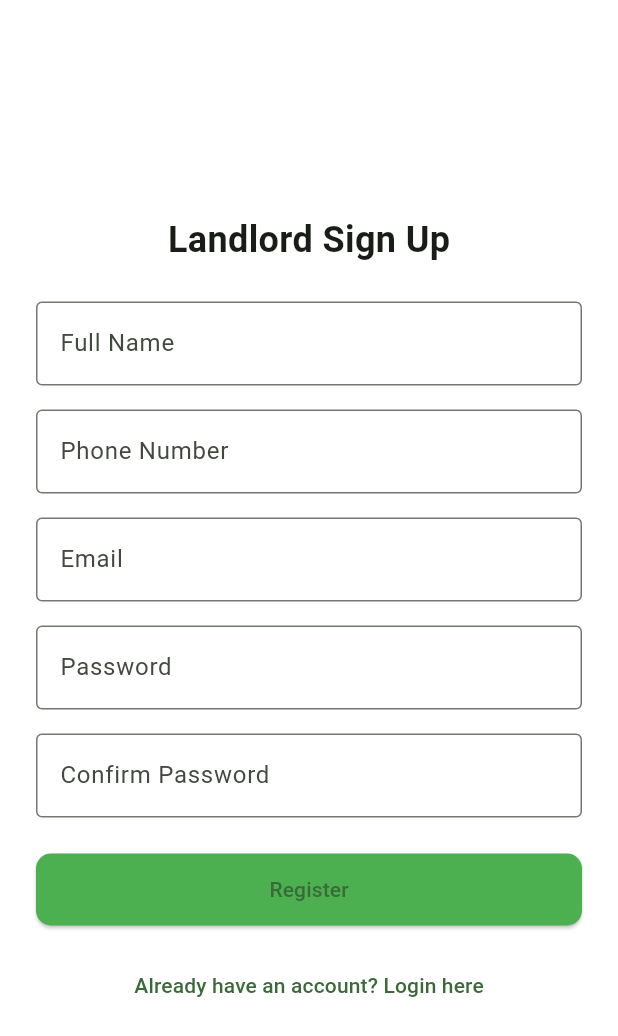
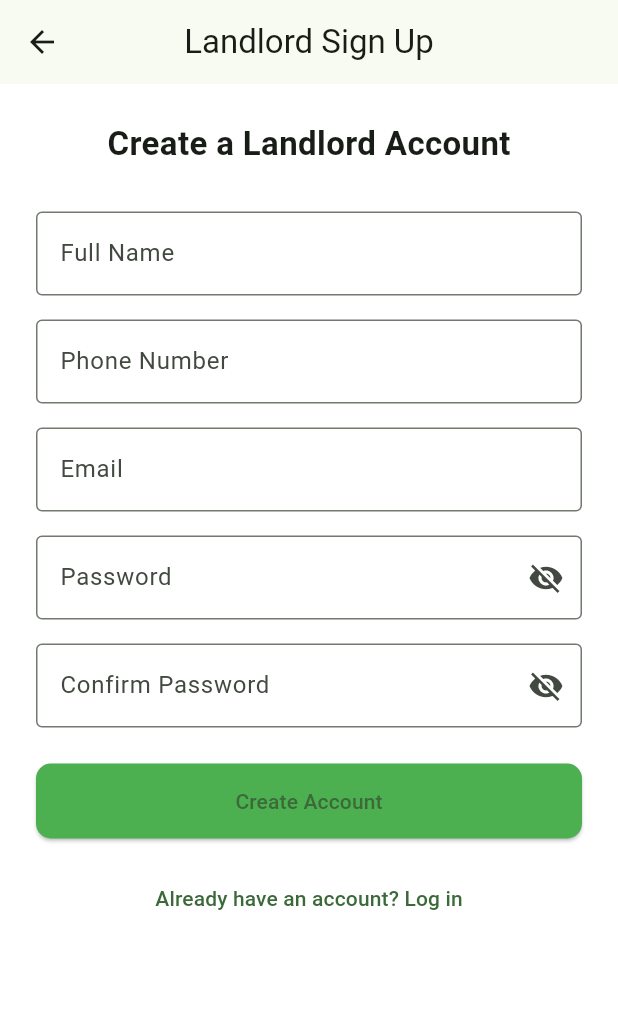
Before and after one commit to valuemaxcodershub/accommediary, a Flutter app: the LandlordSignupScreen screen opened by its route, on a phone screen of 412 x 824 dp. Shown: the top 1036 px of the screen. Run offline on Flutter 3.47's test engine with Material 3 defaults, Android fonts, the phone set to English and light mode, and no system bars; our stand-ins replace cloud_firestore, firebase_auth, firebase_core, google_fonts, pin_code_fields; accounts and stored records are empty.

Commit message:
signup and forget password rewritten

```diff
--- a/lib/landlord_signup_screen.dart
+++ b/lib/landlord_signup_screen.dart
@@ -1,5 +1,5 @@
+import 'package:flutter/material.dart';
 import 'package:firebase_auth/firebase_auth.dart';
-import 'package:flutter/material.dart';
 
 class LandlordSignupScreen extends StatefulWidget {
   const LandlordSignupScreen({super.key});
@@ -10,12 +10,16 @@ class LandlordSignupScreen extends StatefulWidget {
 
 class _LandlordSignupScreenState extends State<LandlordSignupScreen> {
   final _formKey = GlobalKey<FormState>();
+
   final _fullNameController = TextEditingController();
   final _phoneController = TextEditingController();
   final _emailController = TextEditingController();
   final _passwordController = TextEditingController();
   final _confirmPasswordController = TextEditingController();
+
   bool _isLoading = false;
+  bool _obscurePassword = true;
+  bool _obscureConfirmPassword = true;
 
   @override
   void dispose() {
@@ -27,7 +31,7 @@ class _LandlordSignupScreenState extends State<LandlordSignupScreen> {
     super.dispose();
   }
 
-  Future<void> _submit() async {
+  Future<void> _register() async {
     if (!_formKey.currentState!.validate()) return;
 
     setState(() => _isLoading = true);
@@ -42,26 +46,17 @@ class _LandlordSignupScreenState extends State<LandlordSignupScreen> {
       await userCredential.user?.sendEmailVerification();
 
       if (!mounted) return;
-
       ScaffoldMessenger.of(context).showSnackBar(
         const SnackBar(
-          content: Text('Account created. Check your email to verify.'),
-        ),
+            content: Text("Verification email sent. Please check your inbox.")),
       );
 
       Navigator.pushReplacementNamed(context, '/landlord_verify_email');
     } on FirebaseAuthException catch (e) {
-      if (mounted) {
+      if (!mounted) return;
       ScaffoldMessenger.of(context).showSnackBar(
-          SnackBar(content: Text(e.message ?? 'Something went wrong')),
+        SnackBar(content: Text(e.message ?? "Registration failed")),
       );
-      }
-    } catch (e) {
-      if (mounted) {
-        ScaffoldMessenger.of(context).showSnackBar(
-          SnackBar(content: Text('Unexpected error: $e')),
-        );
-      }
     } finally {
       if (mounted) {
         setState(() => _isLoading = false);
@@ -72,8 +67,12 @@ class _LandlordSignupScreenState extends State<LandlordSignupScreen> {
   @override
   Widget build(BuildContext context) {
     return Scaffold(
+      appBar: AppBar(
+        leading: BackButton(onPressed: () => Navigator.pop(context)),
+        title: const Text("Landlord Sign Up"),
+        centerTitle: true,
+      ),
       body: SafeArea(
-        child: Center(
         child: SingleChildScrollView(
           padding: const EdgeInsets.all(24.0),
           child: Form(
@@ -81,30 +80,112 @@ class _LandlordSignupScreenState extends State<LandlordSignupScreen> {
             child: Column(
               children: [
                 const Text(
-                    'Landlord Sign Up',
-                    style: TextStyle(fontSize: 24, fontWeight: FontWeight.bold),
+                  "Create a Landlord Account",
+                  style: TextStyle(fontSize: 22, fontWeight: FontWeight.bold),
                 ),
-                  const SizedBox(height: 24),
-                  _buildTextField(_fullNameController, 'Full Name'),
+                const SizedBox(height: 30),
+                TextFormField(
+                  controller: _fullNameController,
+                  decoration: const InputDecoration(
+                    labelText: 'Full Name',
+                    border: OutlineInputBorder(),
+                  ),
+                  validator: (value) {
+                    if (value == null || value.trim().isEmpty) {
+                      return 'Full name is required';
+                    }
+                    return null;
+                  },
+                ),
                 const SizedBox(height: 16),
-                  _buildTextField(_phoneController, 'Phone Number',
-                      keyboardType: TextInputType.phone),
+                TextFormField(
+                  controller: _phoneController,
+                  decoration: const InputDecoration(
+                    labelText: 'Phone Number',
+                    border: OutlineInputBorder(),
+                  ),
+                  keyboardType: TextInputType.phone,
+                  validator: (value) {
+                    if (value == null || value.trim().isEmpty) {
+                      return 'Phone number is required';
+                    }
+                    return null;
+                  },
+                ),
                 const SizedBox(height: 16),
-                  _buildTextField(_emailController, 'Email',
-                      keyboardType: TextInputType.emailAddress),
+                TextFormField(
+                  controller: _emailController,
+                  decoration: const InputDecoration(
+                    labelText: 'Email',
+                    border: OutlineInputBorder(),
+                  ),
+                  keyboardType: TextInputType.emailAddress,
+                  validator: (value) {
+                    if (value == null || value.isEmpty) {
+                      return 'Email is required';
+                    } else if (!RegExp(r'\S+@\S+\.\S+').hasMatch(value)) {
+                      return 'Enter a valid email';
+                    }
+                    return null;
+                  },
+                ),
                 const SizedBox(height: 16),
-                  _buildTextField(_passwordController, 'Password',
-                      isObscure: true),
+                TextFormField(
+                  controller: _passwordController,
+                  obscureText: _obscurePassword,
+                  decoration: InputDecoration(
+                    labelText: 'Password',
+                    border: const OutlineInputBorder(),
+                    suffixIcon: IconButton(
+                      icon: Icon(
+                        _obscurePassword
+                            ? Icons.visibility_off
+                            : Icons.visibility,
+                      ),
+                      onPressed: () {
+                        setState(() => _obscurePassword = !_obscurePassword);
+                      },
+                    ),
+                  ),
+                  validator: (value) {
+                    if (value == null || value.length < 6) {
+                      return 'Password must be at least 6 characters';
+                    }
+                    return null;
+                  },
+                ),
                 const SizedBox(height: 16),
-                  _buildTextField(
-                      _confirmPasswordController, 'Confirm Password',
-                      isObscure: true),
+                TextFormField(
+                  controller: _confirmPasswordController,
+                  obscureText: _obscureConfirmPassword,
+                  decoration: InputDecoration(
+                    labelText: 'Confirm Password',
+                    border: const OutlineInputBorder(),
+                    suffixIcon: IconButton(
+                      icon: Icon(
+                        _obscureConfirmPassword
+                            ? Icons.visibility_off
+                            : Icons.visibility,
+                      ),
+                      onPressed: () {
+                        setState(() =>
+                            _obscureConfirmPassword = !_obscureConfirmPassword);
+                      },
+                    ),
+                  ),
+                  validator: (value) {
+                    if (value != _passwordController.text) {
+                      return 'Passwords do not match';
+                    }
+                    return null;
+                  },
+                ),
                 const SizedBox(height: 24),
                 SizedBox(
                   width: double.infinity,
-                    height: 48,
+                  height: 50,
                   child: ElevatedButton(
-                      onPressed: _isLoading ? null : _submit,
+                    onPressed: _isLoading ? null : _register,
                     style: ElevatedButton.styleFrom(
                       backgroundColor: Colors.green,
                       shape: RoundedRectangleBorder(
@@ -113,49 +194,21 @@ class _LandlordSignupScreenState extends State<LandlordSignupScreen> {
                     ),
                     child: _isLoading
                         ? const CircularProgressIndicator(color: Colors.white)
-                          : const Text('Register'),
+                        : const Text("Create Account"),
                   ),
                 ),
                 const SizedBox(height: 16),
                 TextButton(
-                    onPressed: () => Navigator.pushReplacementNamed(
-                        context, '/landlord_login'),
-                    child: const Text('Already have an account? Login here'),
+                  onPressed: () {
+                    Navigator.pushReplacementNamed(context, '/landlord_login');
+                  },
+                  child: const Text("Already have an account? Log in"),
                 ),
               ],
             ),
           ),
         ),
       ),
-      ),
-    );
-  }
-
-  Widget _buildTextField(TextEditingController controller, String label,
-      {bool isObscure = false,
-      TextInputType keyboardType = TextInputType.text}) {
-    return TextFormField(
-      controller: controller,
-      obscureText: isObscure,
-      keyboardType: keyboardType,
-      decoration: InputDecoration(
-        labelText: label,
-        border: const OutlineInputBorder(),
-      ),
-      validator: (value) {
-        if (value == null || value.trim().isEmpty) {
-          return '$label is required';
-        }
-        if (label == 'Email' &&
-            !RegExp(r'\S+@\S+\.\S+').hasMatch(value.trim())) {
-          return 'Enter a valid email';
-        }
-        if (label == 'Confirm Password' &&
-            value.trim() != _passwordController.text.trim()) {
-          return 'Passwords do not match';
-        }
-        return null;
-      },
     );
   }
 }
```
Also changed, not shown: lib/landlord_forgot_password_screen.dart (+25 -30 lines). Lines whose indentation alone changed are shown as unchanged.
